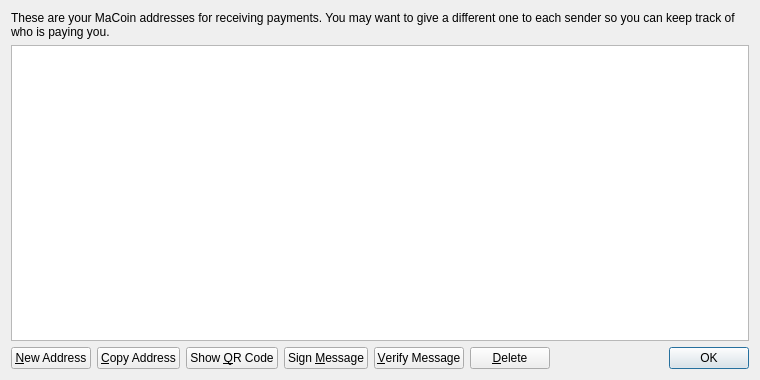
This is src/qt/forms/addressbookpage.ui in niniwzw/macoin as Qt 5 draws it before an edit. The edited form follows.
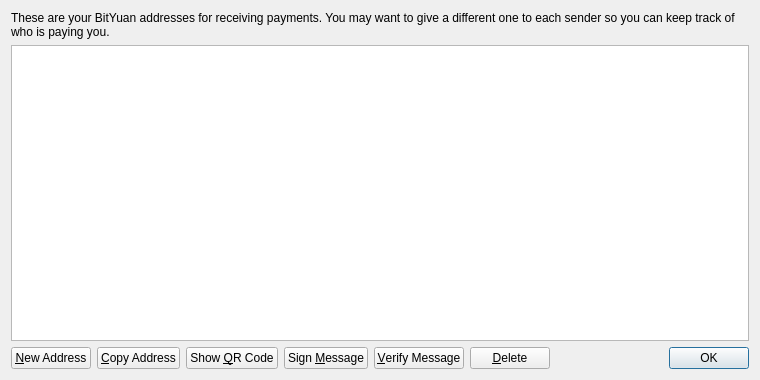
This is the edited form. Icons and pictures are not drawn.

```diff
--- a/src/qt/forms/addressbookpage.ui
+++ b/src/qt/forms/addressbookpage.ui
@@ -17,7 +17,7 @@
    <item>
     <widget class="QLabel" name="labelExplanation">
      <property name="text">
-      <string>These are your MaCoin addresses for receiving payments. You may want to give a different one to each sender so you can keep track of who is paying you.</string>
+      <string>These are your BitYuan addresses for receiving payments. You may want to give a different one to each sender so you can keep track of who is paying you.</string>
      </property>
      <property name="textFormat">
       <enum>Qt::PlainText</enum>
```
Left out of the diff: 4 changed lines with no effect on the pictures.
